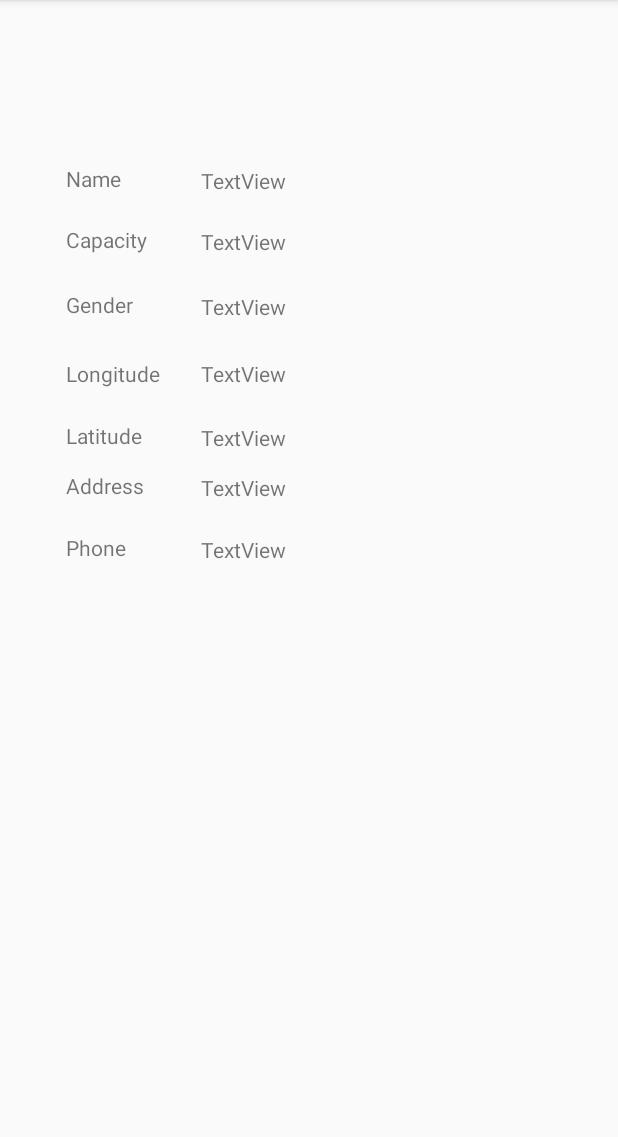
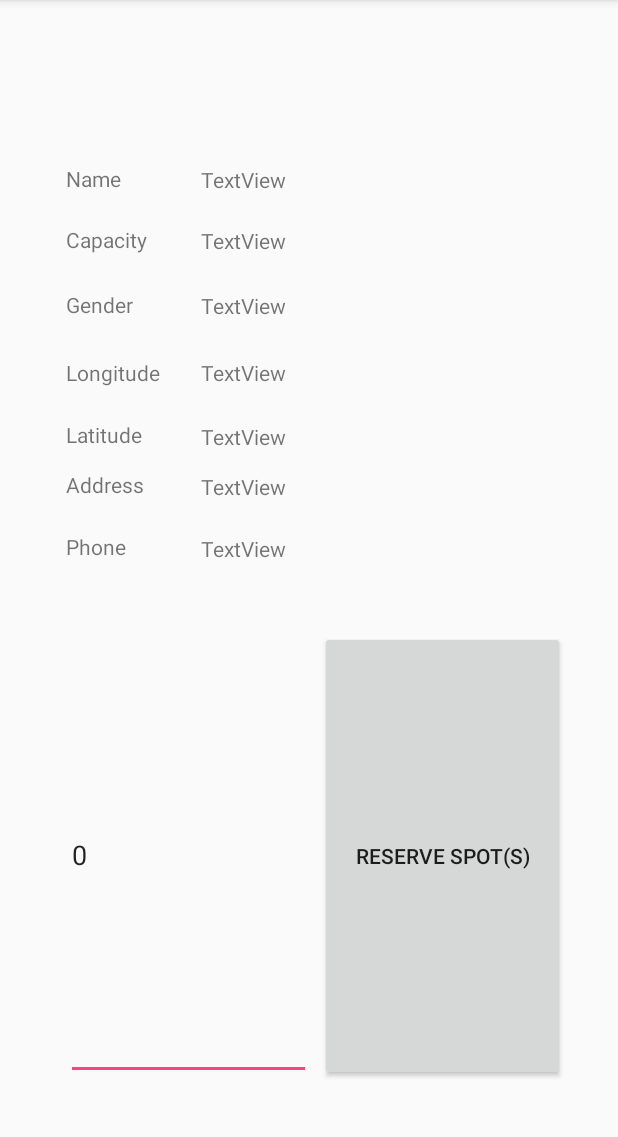
Before and after one commit to sscheele/shelter-helper, an Android app: the shelter_detail_view screen opened directly, with no data from a screen before it, on a phone screen of 412 x 824 dp, the part 84-1221 px from its top. Run offline under Robolectric (Android 15) with nearby library versions, the phone set to English and light mode, and no system bars; our stand-ins replace Firebase (no records; nobody signed in at launch, a user with empty details on screens opened directly); 8 statements that could not run were skipped.

Commit message:
Refactor user list into separate class, add Firebase write

```diff
--- a/app/src/main/java/com/a2340/shelterhelper/RegisterActivity.java
+++ b/app/src/main/java/com/a2340/shelterhelper/RegisterActivity.java
@@ -25,7 +25,7 @@ public class RegisterActivity extends AppCompatActivity {
                 String password = ((EditText) findViewById(R.id.register_tb_password)).getText().toString();
                 boolean isAdmin = ((RadioButton) findViewById(R.id.register_rb_isAdmin)).isChecked();
                 User newUser = new User(name, username, password, isAdmin);
-                User.register(newUser);
+                LocalUsers.register(currActivity, newUser);
                 finish();
             }
         });
--- a/app/src/main/java/com/a2340/shelterhelper/shelter_detail_view.java
+++ b/app/src/main/java/com/a2340/shelterhelper/shelter_detail_view.java
@@ -2,10 +2,16 @@ package com.a2340.shelterhelper;
 
 import android.support.v7.app.AppCompatActivity;
 import android.os.Bundle;
+import android.view.View;
+import android.widget.Button;
+import android.widget.EditText;
 import android.widget.TextView;
 
+import com.google.firebase.database.DatabaseReference;
+import com.google.firebase.database.FirebaseDatabase;
+
 public class shelter_detail_view extends AppCompatActivity {
-
+    private DatabaseReference mDatabase;
     @Override
     protected void onCreate(Bundle savedInstanceState) {
         super.onCreate(savedInstanceState);
@@ -13,11 +19,31 @@ public class shelter_detail_view extends AppCompatActivity {
         Bundle b = getIntent().getExtras();
         Shelter s = (Shelter) b.get("shelter");
         ((TextView) findViewById(R.id.name_tv)).setText(s.name);
-        ((TextView) findViewById(R.id.capacity_tv)).setText(s.capacity);
+        ((TextView) findViewById(R.id.capacity_tv)).setText("" + s.capacity);
         ((TextView) findViewById(R.id.gender_tv)).setText(s.restrictions);
         ((TextView) findViewById(R.id.longitude_tv)).setText("" + s.longitude);
         ((TextView) findViewById(R.id.latitiude_tv)).setText("" + s.latitude);
         ((TextView) findViewById(R.id.address_tv)).setText(s.address);
         ((TextView) findViewById(R.id.phone_tv)).setText(s.phone);
+
+        Button reserveBtn = findViewById(R.id.reserve_btn);
+        mDatabase = FirebaseDatabase.getInstance().getReference();
+        reserveBtn.setOnClickListener(new Button.OnClickListener() {
+            @Override
+            public void onClick(View v) {
+                Bundle b = getIntent().getExtras();
+                Shelter s = (Shelter) b.get("shelter");
+                int i = Integer.parseInt(((EditText) findViewById(R.id.reserve_number_box)).getText().toString());
+                if (s.capacity < i) {
+                    return;
+                }
+                s.capacity -= i;
+                s.registered = s.registered.substring(0, s.registered.length() - 1) + ", " + LocalUsers.getCurrentUser() + "]";
+                mDatabase.child("" + s.key).setValue(s);
+                finish();
+            }
+        });
     }
+
+
 }
--- a/app/src/main/res/layout/activity_shelter_detail_view.xml
+++ b/app/src/main/res/layout/activity_shelter_detail_view.xml
@@ -28,9 +28,11 @@
         android:id="@+id/textView15"
         android:layout_width="wrap_content"
         android:layout_height="wrap_content"
+        android:layout_marginBottom="292dp"
         android:layout_marginStart="44dp"
         android:layout_marginTop="109dp"
         android:text="Name"
+        app:layout_constraintBottom_toTopOf="@+id/reserve_number_box"
         app:layout_constraintStart_toStartOf="parent"
         app:layout_constraintTop_toTopOf="parent" />
 
@@ -127,9 +129,39 @@
         android:id="@+id/name_tv"
         android:layout_width="wrap_content"
         android:layout_height="wrap_content"
-        android:layout_marginBottom="20dp"
+        android:layout_marginBottom="291dp"
         android:layout_marginStart="36dp"
+        android:layout_marginTop="110dp"
         android:text="TextView"
-        app:layout_constraintBottom_toTopOf="@+id/textView17"
-        app:layout_constraintStart_toEndOf="@+id/textView17" />
+        app:layout_constraintBottom_toTopOf="@+id/reserve_btn"
+        app:layout_constraintStart_toEndOf="@+id/textView17"
+        app:layout_constraintTop_toTopOf="parent" />
+
+    <EditText
+        android:id="@+id/reserve_number_box"
+        android:layout_width="0dp"
+        android:layout_height="0dp"
+        android:layout_marginBottom="48dp"
+        android:layout_marginEnd="6dp"
+        android:layout_marginStart="44dp"
+        android:ems="10"
+        android:inputType="number"
+        android:text="0"
+        app:layout_constraintBottom_toBottomOf="parent"
+        app:layout_constraintEnd_toStartOf="@+id/reserve_btn"
+        app:layout_constraintStart_toStartOf="parent"
+        app:layout_constraintTop_toBottomOf="@+id/textView15" />
+
+    <Button
+        android:id="@+id/reserve_btn"
+        android:layout_width="0dp"
+        android:layout_height="0dp"
+        android:layout_marginBottom="47dp"
+        android:layout_marginEnd="35dp"
+        android:text="Reserve Spot(s)"
+        app:layout_constraintBottom_toBottomOf="parent"
+        app:layout_constraintEnd_toEndOf="parent"
+        app:layout_constraintStart_toEndOf="@+id/reserve_number_box"
+        app:layout_constraintTop_toBottomOf="@+id/name_tv" />
+
 </android.support.constraint.ConstraintLayout>
```
Also changed, not shown: app/src/main/java/com/a2340/shelterhelper/LocalUsers.java (added, +82 -0 lines), app/src/main/java/com/a2340/shelterhelper/LoginActivity.java (+2 -7 lines), app/src/main/java/com/a2340/shelterhelper/MainActivity.java (+10 -1 lines), app/src/main/java/com/a2340/shelterhelper/Shelter.java (+6 -2 lines), app/src/main/java/com/a2340/shelterhelper/User.java (+15 -16 lines).
